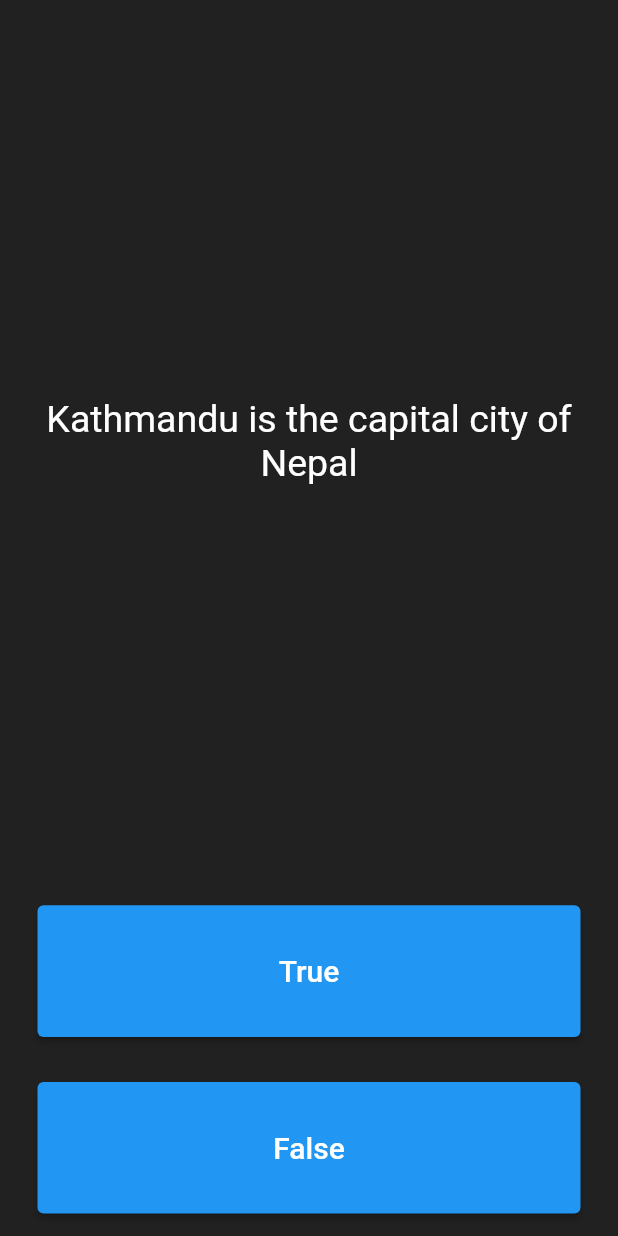
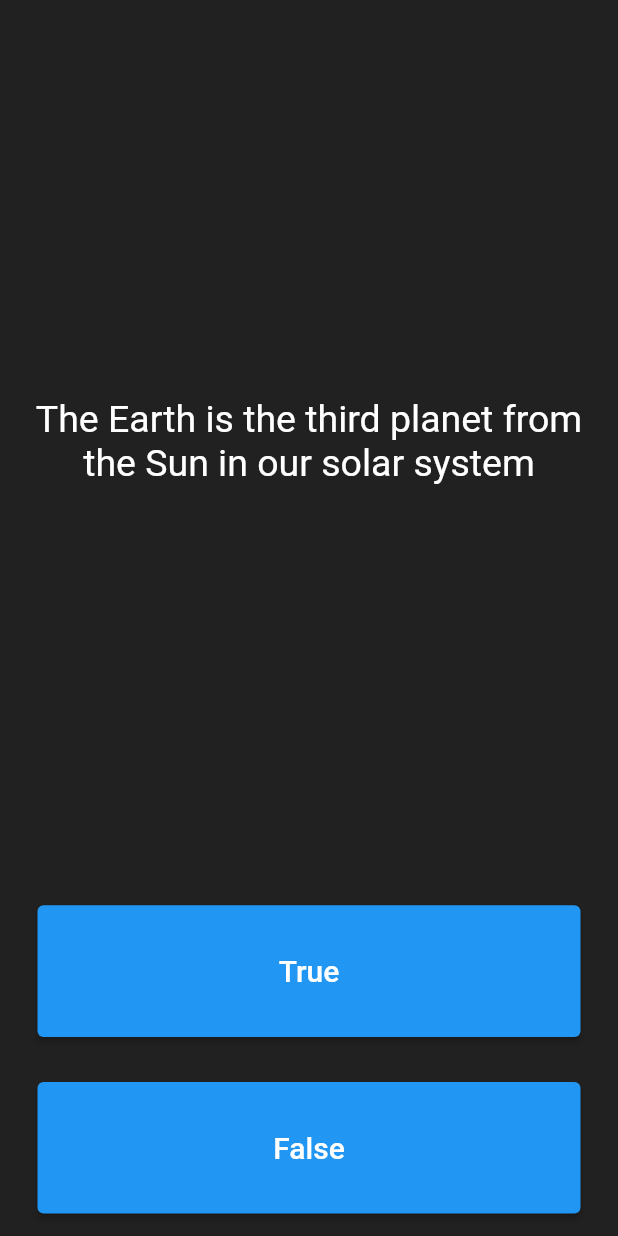
Before and after one commit to shardhayv/quiz_app, a Flutter app: the screen it shows after launch, on a phone screen of 412 x 824 dp. Run offline on Flutter 3.47's test engine with Material 2 defaults, Android fonts, the phone set to English and light mode, and no system bars.

Commit message:
Abstracted the logic in quizBrain

```diff
--- a/lib/main.dart
+++ b/lib/main.dart
@@ -1,4 +1,6 @@
 import 'package:flutter/material.dart';
+
+import 'quiz_brain.dart';
 
 void main() => runApp(Quizzler());
 
@@ -28,17 +30,8 @@ class QuizPage extends StatefulWidget {
 class _QuizPageState extends State<QuizPage> {
   List<Widget> score = [];
 
-  List<String> questions = [
-    'Kathmandu is the capital city of Nepal',
-    'Russia is in Europe',
-    'Ukraine is a NATO country',
-  ];
 
-  List<bool> answers = [
-    true,
-    false,
-    false,
-  ];
+QuizBrain quizBrain = QuizBrain();
 
   int que_num = 0;
 
@@ -54,7 +47,7 @@ class _QuizPageState extends State<QuizPage> {
             padding: EdgeInsets.all(10.0),
             child: Center(
               child: Text(
-                questions[que_num],
+                quizBrain.questionBank[que_num].questionText,
                 textAlign: TextAlign.center,
                 style: TextStyle(
                   fontSize: 25.0,
@@ -79,7 +72,7 @@ class _QuizPageState extends State<QuizPage> {
                 ),
               ),
               onPressed: () {
-                bool correctAnswer = answers[que_num];
+                bool correctAnswer = quizBrain.questionBank[que_num].questionAnswer;
 
                 if (correctAnswer == true) {
                   print('Answer is correct');
@@ -108,7 +101,7 @@ class _QuizPageState extends State<QuizPage> {
                 ),
               ),
               onPressed: () {
-                bool correctAnswer = answers[que_num];
+                bool correctAnswer = quizBrain.questionBank[que_num].questionAnswer;
                 if (correctAnswer == false) {
                   print('Answer is correct');
                 } else {
--- /dev/null
+++ b/lib/questions.dart
@@ -0,0 +1,9 @@
+class Questions{
+  late String questionText;
+  late bool questionAnswer;
+
+  Questions({required String q , required bool a}) {
+    questionText = q;
+    questionAnswer = a;
+  }
+}
--- /dev/null
+++ b/lib/quiz_brain.dart
@@ -0,0 +1,23 @@
+
+
+import 'package:quiz/questions.dart';
+
+class QuizBrain {
+  List<Questions> questionBank= [
+    Questions(q: 'The Earth is the third planet from the Sun in our solar system', a: true),
+    Questions(q: 'The Great Wall of China is visible from space', a: false),
+    Questions(q: 'The largest ocean on Earth is the Atlantic Ocean.', a: false),
+    Questions(q: 'The human body has four lungs', a: false),
+    Questions(q: 'Mount Kilimanjaro is the highest peak in the world', a: false),
+    Questions(q: 'The capital of Australia is Sydney', a: false),
+    Questions(q: 'The national animal of Scotland is the unicorn', a: true),
+    Questions(q: 'The first human heart transplant was performed in South Africa', a: true),
+    Questions(q: 'The currency of Brazil is the real', a: true),
+    Questions(q: 'The tallest building in the world is the Burj Khalifa', a: true),
+    Questions(q: 'The largest desert in the world is the Sahara', a: true),
+    Questions(q: 'The first man to walk on the moon was Neil Armstrong', a: true),
+    Questions(q: 'The country with the largest population in the world is China', a: true)
+
+  ];
+
+}
```
Also changed, not shown: 1 other file.
